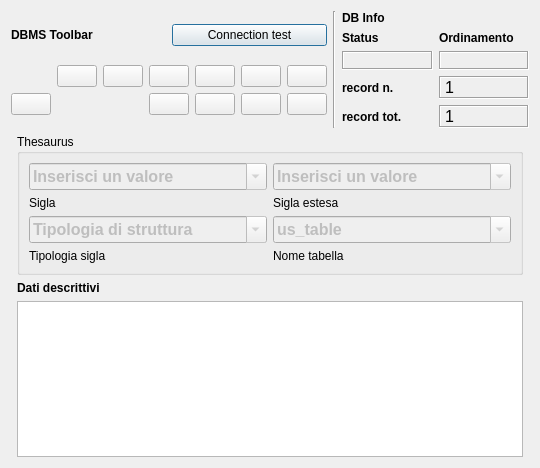
Qt form gui/ui/Thesaurus.ui (pyarchinit/pyarchinit) before a commit.
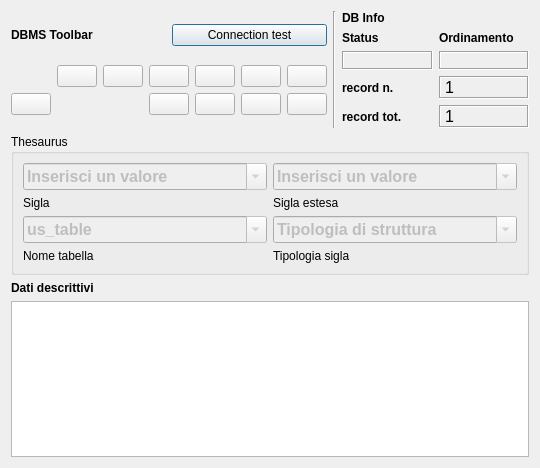
The same form after that commit. Icons and pictures are not drawn. Custom widgets are drawn as their Qt base class.

What changed in the file:
```diff
--- a/gui/ui/Thesaurus.ui
+++ b/gui/ui/Thesaurus.ui
@@ -24,236 +24,6 @@
     <normaloff>:/icons/iconSite.png</normaloff>:/icons/iconSite.png</iconset>
   </property>
   <layout class="QGridLayout" name="gridLayout_7">
-   <item row="1" column="1">
-    <widget class="QgsCollapsibleGroupBox" name="groupBox">
-     <property name="title">
-      <string>Thesaurus</string>
-     </property>
-     <layout class="QGridLayout" name="gridLayout_6">
-      <item row="0" column="0">
-       <widget class="QComboBox" name="comboBox_sigla">
-        <property name="enabled">
-         <bool>false</bool>
-        </property>
-        <property name="minimumSize">
-         <size>
-          <width>100</width>
-          <height>0</height>
-         </size>
-        </property>
-        <property name="font">
-         <font>
-          <pointsize>12</pointsize>
-          <weight>75</weight>
-          <bold>true</bold>
-         </font>
-        </property>
-        <property name="mouseTracking">
-         <bool>true</bool>
-        </property>
-        <property name="editable">
-         <bool>true</bool>
-        </property>
-        <property name="maxVisibleItems">
-         <number>99999</number>
-        </property>
-        <property name="maxCount">
-         <number>2147483647</number>
-        </property>
-        <item>
-         <property name="text">
-          <string>Inserisci un valore</string>
-         </property>
-        </item>
-       </widget>
-      </item>
-      <item row="0" column="1">
-       <widget class="QComboBox" name="comboBox_sigla_estesa">
-        <property name="enabled">
-         <bool>false</bool>
-        </property>
-        <property name="minimumSize">
-         <size>
-          <width>150</width>
-          <height>0</height>
-         </size>
-        </property>
-        <property name="font">
-         <font>
-          <pointsize>12</pointsize>
-          <weight>75</weight>
-          <bold>true</bold>
-         </font>
-        </property>
-        <property name="mouseTracking">
-         <bool>true</bool>
-        </property>
-        <property name="editable">
-         <bool>true</bool>
-        </property>
-        <property name="maxVisibleItems">
-         <number>99999</number>
-        </property>
-        <property name="maxCount">
-         <number>2147483647</number>
-        </property>
-        <item>
-         <property name="text">
-          <string>Inserisci un valore</string>
-         </property>
-        </item>
-       </widget>
-      </item>
-      <item row="1" column="0">
-       <widget class="QLabel" name="label">
-        <property name="text">
-         <string>Sigla</string>
-        </property>
-       </widget>
-      </item>
-      <item row="1" column="1">
-       <widget class="QLabel" name="label_2">
-        <property name="text">
-         <string>Sigla estesa</string>
-        </property>
-       </widget>
-      </item>
-      <item row="2" column="0">
-       <widget class="QComboBox" name="comboBox_tipologia_sigla">
-        <property name="enabled">
-         <bool>false</bool>
-        </property>
-        <property name="minimumSize">
-         <size>
-          <width>100</width>
-          <height>0</height>
-         </size>
-        </property>
-        <property name="font">
-         <font>
-          <pointsize>12</pointsize>
-          <weight>75</weight>
-          <bold>true</bold>
-         </font>
-        </property>
-        <property name="mouseTracking">
-         <bool>true</bool>
-        </property>
-        <property name="editable">
-         <bool>true</bool>
-        </property>
-        <property name="maxVisibleItems">
-         <number>99999</number>
-        </property>
-        <property name="maxCount">
-         <number>2147483647</number>
-        </property>
-        <item>
-         <property name="text">
-          <string>Tipologia di struttura</string>
-         </property>
-        </item>
-        <item>
-         <property name="text">
-          <string>definizione sito</string>
-         </property>
-        </item>
-        <item>
-         <property name="text">
-          <string>definizione stratigrafica</string>
-         </property>
-        </item>
-        <item>
-         <property name="text">
-          <string>tipo di caratterizzazione</string>
-         </property>
-        </item>
-        <item>
-         <property name="text">
-          <string>tipo di us</string>
-         </property>
-        </item>
-        <item>
-         <property name="text">
-          <string>tipo reperto</string>
-         </property>
-        </item>
-       </widget>
-      </item>
-      <item row="2" column="1">
-       <widget class="QComboBox" name="comboBox_nome_tabella">
-        <property name="enabled">
-         <bool>false</bool>
-        </property>
-        <property name="minimumSize">
-         <size>
-          <width>100</width>
-          <height>0</height>
-         </size>
-        </property>
-        <property name="font">
-         <font>
-          <pointsize>12</pointsize>
-          <weight>75</weight>
-          <bold>true</bold>
-         </font>
-        </property>
-        <property name="mouseTracking">
-         <bool>true</bool>
-        </property>
-        <property name="editable">
-         <bool>true</bool>
-        </property>
-        <property name="maxVisibleItems">
-         <number>99999</number>
-        </property>
-        <property name="maxCount">
-         <number>2147483647</number>
-        </property>
-        <item>
-         <property name="text">
-          <string>us_table</string>
-         </property>
-        </item>
-        <item>
-         <property name="text">
-          <string>site_table</string>
-         </property>
-        </item>
-        <item>
-         <property name="text">
-          <string>struttura_table</string>
-         </property>
-        </item>
-        <item>
-         <property name="text">
-          <string>pyunitastratigrafiche</string>
-         </property>
-        </item>
-        <item>
-         <property name="text">
-          <string>inventario_materiali_table</string>
-         </property>
-        </item>
-       </widget>
-      </item>
-      <item row="3" column="0">
-       <widget class="QLabel" name="label_11">
-        <property name="text">
-         <string>Tipologia sigla</string>
-        </property>
-       </widget>
-      </item>
-      <item row="3" column="1">
-       <widget class="QLabel" name="label_10">
-        <property name="text">
-         <string>Nome tabella</string>
-        </property>
-       </widget>
-      </item>
-     </layout>
-    </widget>
-   </item>
    <item row="0" column="0" colspan="3">
     <layout class="QHBoxLayout" name="horizontalLayout">
      <item>
@@ -716,7 +486,237 @@
      </item>
     </layout>
    </item>
-   <item row="2" column="1">
+   <item row="1" column="0" colspan="3">
+    <widget class="QgsCollapsibleGroupBox" name="groupBox">
+     <property name="title">
+      <string>Thesaurus</string>
+     </property>
+     <layout class="QGridLayout" name="gridLayout_6">
+      <item row="1" column="1">
+       <widget class="QLabel" name="label">
+        <property name="text">
+         <string>Sigla</string>
+        </property>
+       </widget>
+      </item>
+      <item row="0" column="2">
+       <widget class="QComboBox" name="comboBox_sigla_estesa">
+        <property name="enabled">
+         <bool>false</bool>
+        </property>
+        <property name="minimumSize">
+         <size>
+          <width>150</width>
+          <height>0</height>
+         </size>
+        </property>
+        <property name="font">
+         <font>
+          <pointsize>12</pointsize>
+          <weight>75</weight>
+          <bold>true</bold>
+         </font>
+        </property>
+        <property name="mouseTracking">
+         <bool>true</bool>
+        </property>
+        <property name="editable">
+         <bool>true</bool>
+        </property>
+        <property name="maxVisibleItems">
+         <number>99999</number>
+        </property>
+        <property name="maxCount">
+         <number>2147483647</number>
+        </property>
+        <item>
+         <property name="text">
+          <string>Inserisci un valore</string>
+         </property>
+        </item>
+       </widget>
+      </item>
+      <item row="1" column="2">
+       <widget class="QLabel" name="label_2">
+        <property name="text">
+         <string>Sigla estesa</string>
+        </property>
+       </widget>
+      </item>
+      <item row="0" column="1">
+       <widget class="QComboBox" name="comboBox_sigla">
+        <property name="enabled">
+         <bool>false</bool>
+        </property>
+        <property name="minimumSize">
+         <size>
+          <width>100</width>
+          <height>0</height>
+         </size>
+        </property>
+        <property name="font">
+         <font>
+          <pointsize>12</pointsize>
+          <weight>75</weight>
+          <bold>true</bold>
+         </font>
+        </property>
+        <property name="mouseTracking">
+         <bool>true</bool>
+        </property>
+        <property name="editable">
+         <bool>true</bool>
+        </property>
+        <property name="maxVisibleItems">
+         <number>99999</number>
+        </property>
+        <property name="maxCount">
+         <number>2147483647</number>
+        </property>
+        <item>
+         <property name="text">
+          <string>Inserisci un valore</string>
+         </property>
+        </item>
+       </widget>
+      </item>
+      <item row="2" column="2">
+       <widget class="QComboBox" name="comboBox_tipologia_sigla">
+        <property name="enabled">
+         <bool>false</bool>
+        </property>
+        <property name="minimumSize">
+         <size>
+          <width>100</width>
+          <height>0</height>
+         </size>
+        </property>
+        <property name="font">
+         <font>
+          <pointsize>12</pointsize>
+          <weight>75</weight>
+          <bold>true</bold>
+         </font>
+        </property>
+        <property name="mouseTracking">
+         <bool>true</bool>
+        </property>
+        <property name="editable">
+         <bool>true</bool>
+        </property>
+        <property name="maxVisibleItems">
+         <number>99999</number>
+        </property>
+        <property name="maxCount">
+         <number>2147483647</number>
+        </property>
+        <item>
+         <property name="text">
+          <string>Tipologia di struttura</string>
+         </property>
+        </item>
+        <item>
+         <property name="text">
+          <string>definizione sito</string>
+         </property>
+        </item>
+        <item>
+         <property name="text">
+          <string>definizione stratigrafica</string>
+         </property>
+        </item>
+        <item>
+         <property name="text">
+          <string>tipo di caratterizzazione</string>
+         </property>
+        </item>
+        <item>
+         <property name="text">
+          <string>tipo di us</string>
+         </property>
+        </item>
+        <item>
+         <property name="text">
+          <string>tipo reperto</string>
+         </property>
+        </item>
+       </widget>
+      </item>
+      <item row="2" column="1">
+       <widget class="QComboBox" name="comboBox_nome_tabella">
+        <property name="enabled">
+         <bool>false</bool>
+        </property>
+        <property name="minimumSize">
+         <size>
+          <width>100</width>
+          <height>0</height>
+         </size>
+        </property>
+        <property name="font">
+         <font>
+          <pointsize>12</pointsize>
+          <weight>75</weight>
+          <bold>true</bold>
+         </font>
+        </property>
+        <property name="mouseTracking">
+         <bool>true</bool>
+        </property>
+        <property name="editable">
+         <bool>true</bool>
+        </property>
+        <property name="maxVisibleItems">
+         <number>99999</number>
+        </property>
+        <property name="maxCount">
+         <number>2147483647</number>
+        </property>
+        <item>
+         <property name="text">
+          <string>us_table</string>
+         </property>
+        </item>
+        <item>
+         <property name="text">
+          <string>site_table</string>
+         </property>
+        </item>
+        <item>
+         <property name="text">
+          <string>struttura_table</string>
+         </property>
+        </item>
+        <item>
+         <property name="text">
+          <string>pyunitastratigrafiche</string>
+         </property>
+        </item>
+        <item>
+         <property name="text">
+          <string>inventario_materiali_table</string>
+         </property>
+        </item>
+       </widget>
+      </item>
+      <item row="3" column="2">
+       <widget class="QLabel" name="label_11">
+        <property name="text">
+         <string>Tipologia sigla</string>
+        </property>
+       </widget>
+      </item>
+      <item row="3" column="1">
+       <widget class="QLabel" name="label_10">
+        <property name="text">
+         <string>Nome tabella</string>
+        </property>
+       </widget>
+      </item>
+     </layout>
+    </widget>
+   </item>
+   <item row="2" column="0" colspan="3">
     <layout class="QVBoxLayout" name="verticalLayout_3">
      <item>
       <widget class="QLabel" name="label_13">
```
Left out of the diff: 24 changed lines with no effect on the pictures.
